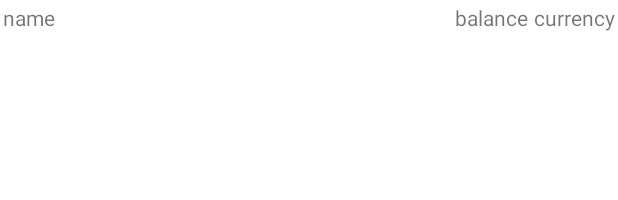
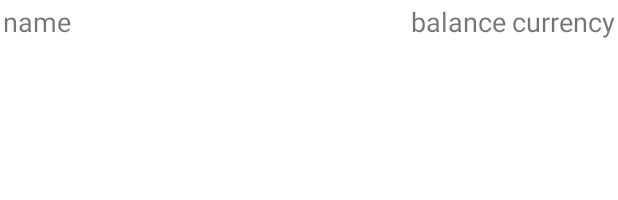
Before and after one commit to OleksandrTheGreat/BiP.Android, an Android app: the layout home_account.xml on its own in the app's theme, with its tools: preview values and no code run, on a phone screen of 412 x 824 dp. Shown: the top 200 px of the screen. Run offline under Robolectric (Android 15) with nearby library versions, the phone set to English and light mode, and no system bars.

```diff
--- a/app/src/main/java/com/otg/bip/infrastructure/Tools.java
+++ b/app/src/main/java/com/otg/bip/infrastructure/Tools.java
@@ -6,8 +6,8 @@ public final class Tools {
 
     public static final class Currency {
 
-        private static String _pattern = "#,##0.00";
-        private static DecimalFormat _format = new DecimalFormat(_pattern);
+        private static final String _pattern = "#,##0.00";
+        private static final DecimalFormat _format = new DecimalFormat(_pattern);
 
         public static String format(double number) {
             return _format.format(number);
--- a/app/src/main/java/com/otg/bip/ui/home/HomeActivity.java
+++ b/app/src/main/java/com/otg/bip/ui/home/HomeActivity.java
@@ -1,7 +1,6 @@
 package com.otg.bip.ui.home;
 
 import androidx.appcompat.app.AppCompatActivity;
-import androidx.recyclerview.widget.RecyclerView;
 
 import android.os.Bundle;
 import android.widget.ListView;
@@ -36,7 +35,6 @@ public class HomeActivity extends AppCompatActivity implements IHomeView {
 
     @Override
     public void onBackPressed() {
-
         Dialog.Confirm.Open(
                 this,
                 getString(R.string.exit_the_app),
@@ -50,12 +48,7 @@ public class HomeActivity extends AppCompatActivity implements IHomeView {
 
     @Override
     public void displayAccounts(AccountModel[] accounts) {
-
-        HomeAccountsListAdapter adapter = new HomeAccountsListAdapter(this, R.layout.home_accounts, accounts);
+        HomeAccountsListAdapter adapter = new HomeAccountsListAdapter(this, R.layout.home_account, accounts);
         _accountsView.setAdapter(adapter);
-
-        for (int i = 0; i < accounts.length; i++) {
-            Logger.Debug("Account \"" + accounts[i].account.name + "(" + accounts[i].currency.id + ")");
-        }
     }
 }
--- a/app/src/main/res/layout/home_accounts.xml
+++ b/app/src/main/res/layout/home_account.xml
@@ -1,6 +1,7 @@
 <?xml version="1.0" encoding="utf-8"?>
 <androidx.constraintlayout.widget.ConstraintLayout
     xmlns:android="http://schemas.android.com/apk/res/android"
+    xmlns:app="http://schemas.android.com/apk/res-auto"
     android:layout_width="match_parent"
     android:layout_height="match_parent">
 
@@ -8,7 +9,11 @@
         android:layout_width="match_parent"
         android:layout_height="match_parent"
         android:orientation="horizontal"
-        android:weightSum="100">
+        android:weightSum="100"
+        app:layout_constraintBottom_toBottomOf="parent"
+        app:layout_constraintEnd_toEndOf="parent"
+        app:layout_constraintStart_toStartOf="parent"
+        app:layout_constraintTop_toTopOf="parent">
 
         <TextView
             android:id="@+id/home_account_name"
--- a/app/src/main/res/values/themes.xml
+++ b/app/src/main/res/values/themes.xml
@@ -12,5 +12,6 @@
         <!-- Status bar color. -->
         <item name="android:statusBarColor" tools:targetApi="l">?attr/colorPrimaryVariant</item>
         <!-- Customize your theme here. -->
+        <item name="android:textSize">18dp</item>
     </style>
 </resources>
```
